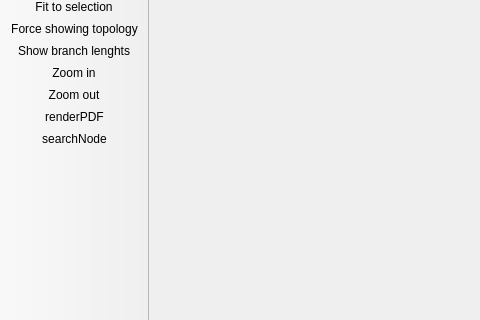
Above: pygenomics/treeview/ete_qt4app.ui from etetoolkit/ete before the change; both pictures show x 0 to 480 and y 146 to 466 of the 728 by 707 pixel window. Below: the same form after it.
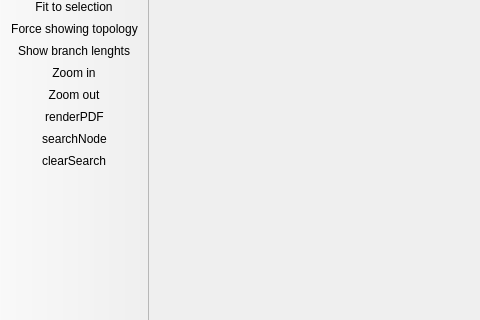
That is the form after the change.

Commit message: Add clustering tree properties. Fix add to array table. Dist and support are now tree properties. Added magic tree search with (&) and _add_ method. Add transaltion node name to node instance function. Get distance acepts two children nodes. Populate is now much more faster. Fixed iphyplip write parers. Added phylotree species name function. Fixed some problems with get_child/get_children method and bug in the get_descendant_evol_events. Improved GUI. Added unittests.

What changed in the file:
```diff
--- a/pygenomics/treeview/ete_qt4app.ui
+++ b/pygenomics/treeview/ete_qt4app.ui
@@ -44,6 +44,9 @@
   </widget>
   <widget class="QStatusBar" name="statusbar"/>
   <widget class="QToolBar" name="toolBar">
+   <property name="enabled">
+    <bool>true</bool>
+   </property>
    <property name="windowTitle">
     <string>toolBar</string>
    </property>
@@ -65,6 +68,7 @@
    <addaction name="actionZoomOut"/>
    <addaction name="actionRenderPDF"/>
    <addaction name="actionSearchNode"/>
+   <addaction name="actionClearSearch"/>
   </widget>
   <action name="actionOpen">
    <property name="text">
@@ -183,6 +187,14 @@
   <action name="actionSearchNode">
    <property name="text">
     <string>searchNode</string>
+   </property>
+   <property name="shortcut">
+    <string>Ctrl+S</string>
+   </property>
+  </action>
+  <action name="actionClearSearch">
+   <property name="text">
+    <string>clearSearch</string>
    </property>
   </action>
  </widget>
```
Left out of the diff: 22 changed lines with no effect on the pictures. The commit also changes 12 other files.
